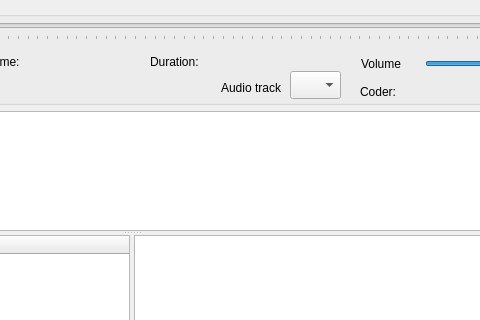
The window that GUI_UIs/ui_dialog_code_av.ui (ccbogel/QualCoder) describes before a commit, drawn with Qt 5; both pictures show x 381 to 861 and y 0 to 320 of the 1025 by 596 pixel window.
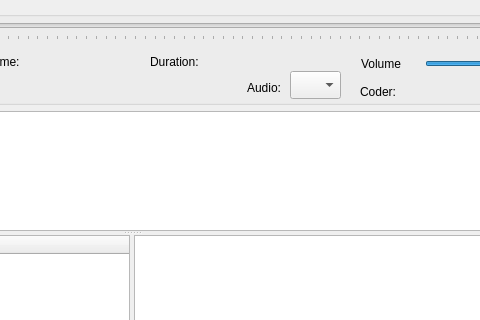
The same window after the commit.

Commit message: changed label wording

```diff
--- a/GUI_UIs/ui_dialog_code_av.ui
+++ b/GUI_UIs/ui_dialog_code_av.ui
@@ -282,7 +282,7 @@
        </rect>
       </property>
       <property name="text">
-       <string>Audio track</string>
+       <string>Audio:</string>
       </property>
       <property name="alignment">
        <set>Qt::AlignRight|Qt::AlignTrailing|Qt::AlignVCenter</set>
```
The commit also changes 1 other file.
